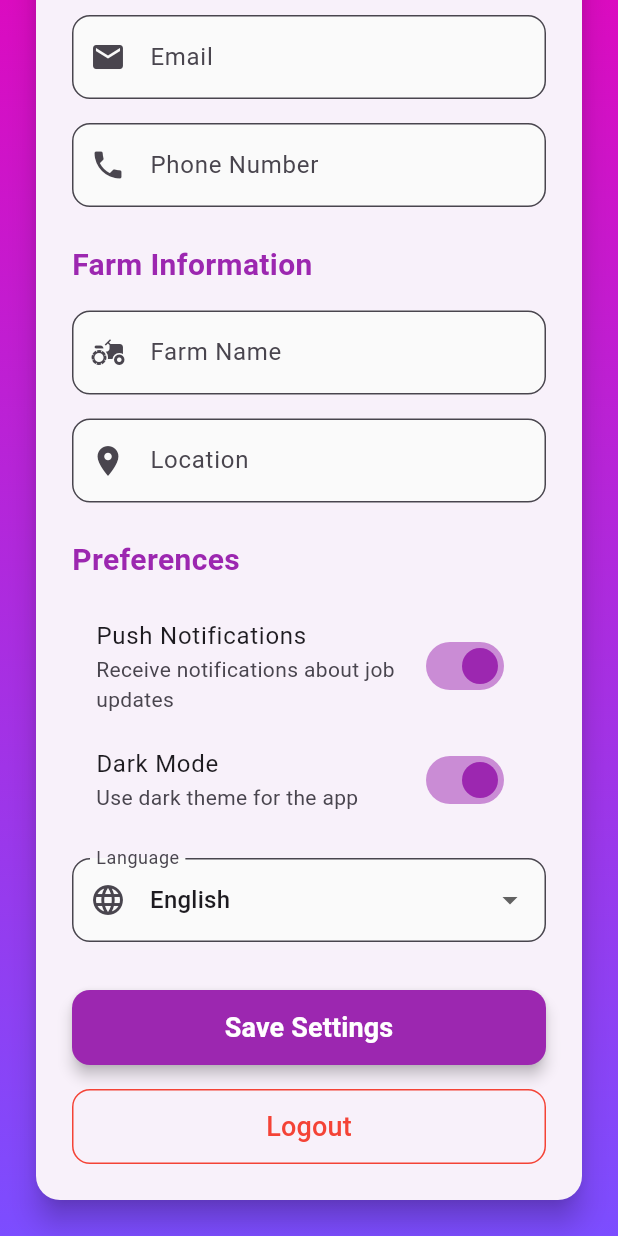
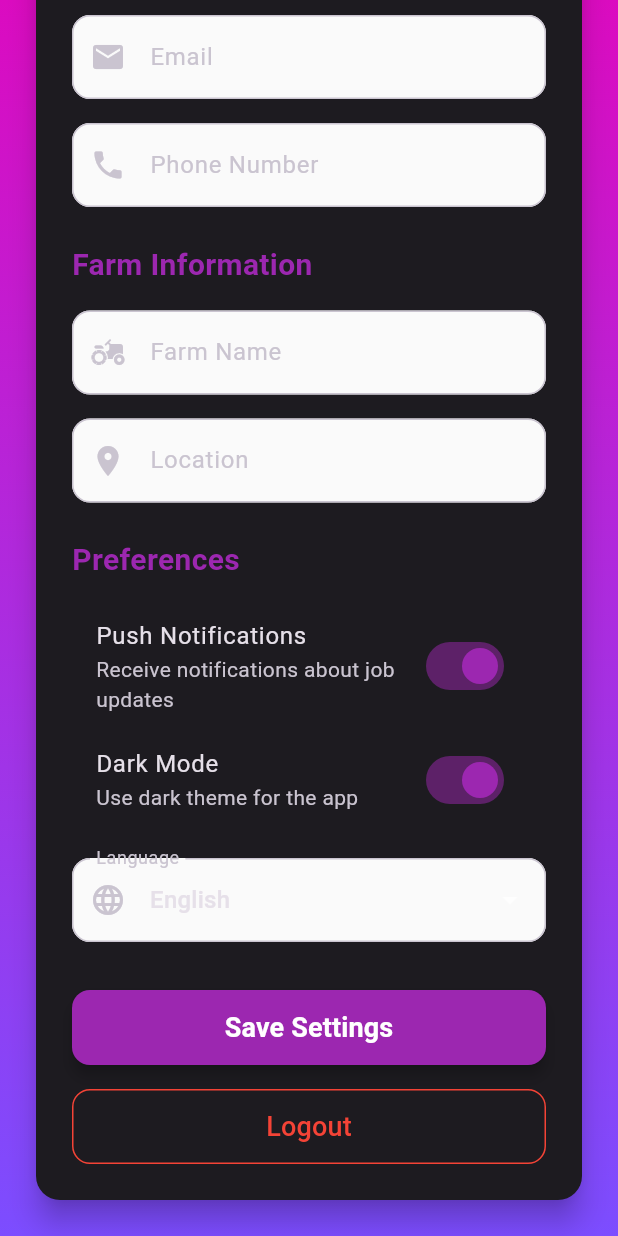
Before and after one commit to ChameeraHD/CinnaLink, a Flutter app: the AccountSettingsPage screen opened directly, scrolled down 406 dp, after a tap on "Dark Mode", on a phone screen of 412 x 824 dp. Run offline on Flutter 3.47's test engine with Material 3 defaults, Android fonts, the phone set to English and light mode, and no system bars; our stand-ins replace cloud_firestore, firebase_auth, firebase_core; accounts and stored records are empty.

Commit message:
Update main.dart and account_settings_page.dart with dark mode toggle and profile settings

```diff
--- a/lib/account_settings_page.dart
+++ b/lib/account_settings_page.dart
@@ -1,6 +1,6 @@
 import 'package:cloud_firestore/cloud_firestore.dart';
 import 'package:flutter/material.dart';
-
+import 'main.dart';
 import 'auth.dart';
 import 'login_page.dart';
 
@@ -46,6 +46,10 @@ class _AccountSettingsPageState extends State<AccountSettingsPage> {
         _locationController.text = _profile!['location'] ?? '';
         _notificationsEnabled = _profile!['notificationsEnabled'] ?? true;
         _darkModeEnabled = _profile!['darkModeEnabled'] ?? false;
+
+        WidgetsBinding.instance.addPostFrameCallback((_) {
+          MyApp.of(context)?.toggleDarkMode(_darkModeEnabled);
+      });
         _language = _profile!['language'] ?? 'English';
       }
       _isLoading = false;
@@ -335,6 +339,8 @@ class _AccountSettingsPageState extends State<AccountSettingsPage> {
                                     setState(() {
                                       _darkModeEnabled = value;
                                     });
+
+                                    MyApp.of(context)?.toggleDarkMode(value);
                                   },
                                   activeThumbColor: Colors.purple,
                                 ),
--- a/lib/main.dart
+++ b/lib/main.dart
@@ -14,16 +14,32 @@ void main() async {
   runApp(const MyApp());
 }
 
-class MyApp extends StatelessWidget {
+class MyApp extends StatefulWidget {
   const MyApp({super.key});
+
+  static _MyAppState? of(BuildContext context) =>
+      context.findAncestorStateOfType<_MyAppState>();
+
+  @override
+  State<MyApp> createState() => _MyAppState();
+}
+
+class _MyAppState extends State<MyApp> {
+  bool _darkMode = false;
+
+  void toggleDarkMode(bool value) {
+    setState(() {
+      _darkMode = value;
+    });
+  }
 
   @override
   Widget build(BuildContext context) {
     return MaterialApp(
       title: 'CinnaLink',
-      theme: ThemeData(
-        colorScheme: ColorScheme.fromSeed(seedColor: Colors.deepPurple),
-      ),
+      theme: ThemeData.light(),
+      darkTheme: ThemeData.dark(),
+      themeMode: _darkMode ? ThemeMode.dark : ThemeMode.light,
       home: const AuthGate(),
     );
   }
```
